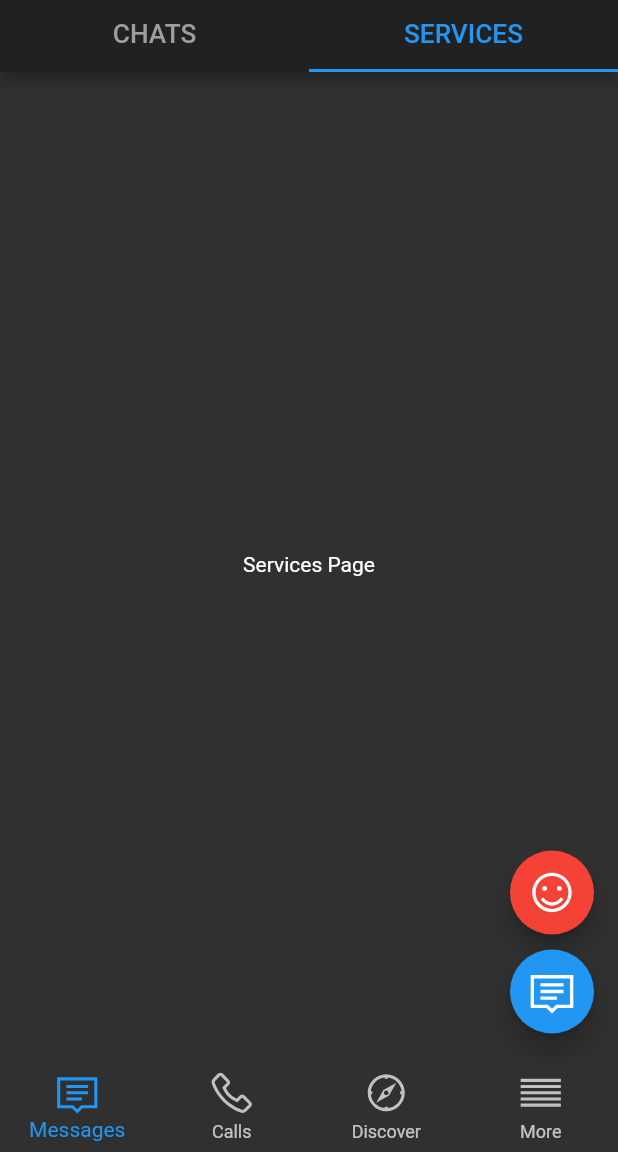
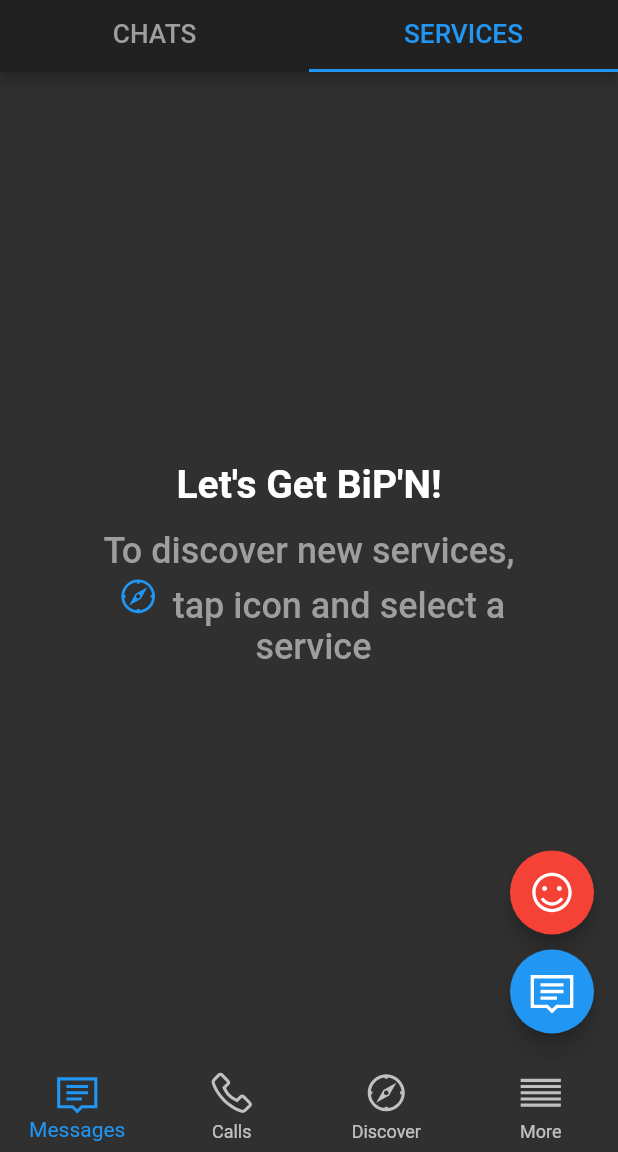
Before and after one commit to kadirbekar/Flutter-UI-Kit, a Flutter app: the screen it shows after launch, tab 2 chosen, on a phone screen of 412 x 824 dp, the part 84-1236 px from its top. Run offline on Flutter 3.47's test engine with Material 2 defaults, Android fonts, the phone set to English and light mode, and no system bars; our stand-ins replace line_awesome_icons.

Commit message:
router generator service added

```diff
--- /dev/null
+++ b/bip_ui/lib/core/constants/route_constants.dart
@@ -0,0 +1,4 @@
+class RouteConstants{
+  static const String HOME = '/';
+  static const String CALLS = '/calls';
+}
--- /dev/null
+++ b/bip_ui/lib/core/services/route_service.dart
@@ -0,0 +1,23 @@
+import 'package:flutter/cupertino.dart';
+import 'package:flutter/material.dart';
+
+import '../../ui/views/calls.dart';
+import '../../ui/views/home_page.dart';
+import '../../ui/views/not_found_page.dart';
+import '../constants/route_constants.dart';
+
+class RouteGeneratorService {
+  static Route<dynamic> generateRoute(RouteSettings settings) {
+    switch (settings.name) {
+      case RouteConstants.HOME:
+        return MaterialPageRoute(builder: (_) => HomePage());
+        break;
+      case RouteConstants.CALLS:
+        return MaterialPageRoute(builder: (_) => Calls());
+        break;
+      default:
+        return MaterialPageRoute(builder: (_) => NotFoundPage());
+        break;
+    }
+  }
+}
--- a/bip_ui/lib/main.dart
+++ b/bip_ui/lib/main.dart
@@ -1,6 +1,6 @@
 import 'package:flutter/material.dart';
 
-import 'ui/views/home_page.dart';
+import 'core/services/route_service.dart';
 
 void main() => runApp(MyApp());
 
@@ -12,7 +12,8 @@ class MyApp extends StatelessWidget {
     return MaterialApp(
       theme: ThemeData.dark(),
       debugShowCheckedModeBanner: false,
-      home: HomePage(),
+      initialRoute: '/',
+      onGenerateRoute: RouteGeneratorService.generateRoute,
     );
   }
 }
--- a/bip_ui/lib/ui/shared/ui_color_helper.dart
+++ b/bip_ui/lib/ui/shared/ui_color_helper.dart
@@ -2,4 +2,6 @@ import 'package:flutter/material.dart';
 
 class UIColorHelper {
   static const TABBAR_COLOR = Colors.blue;
+  static const FAB_SMILE_BACKGROUND = Colors.red;
+  static const FAB_MESSAGE_BACKGROUND = Colors.blue;
 }
--- a/bip_ui/lib/ui/views/chat_page.dart
+++ b/bip_ui/lib/ui/views/chat_page.dart
@@ -18,27 +18,32 @@ class _ChatPageState extends State<ChatPage> {
         child: Column(
           mainAxisAlignment: MainAxisAlignment.center,
           children: <Widget>[
-            Text(
+            title,
+            sizedBox,
+            content,
+          ],
+        ),
+      ),
+    );
+  }
+
+  Widget get sizedBox => SizedBox(
+        height: 15);
+
+  Widget get title => Text(
         "Let's Get BiP'N!",
         style: TextStyle(
-                color: Colors.white,
-                fontSize: 26.0,
-              ),
-            ),
-            SizedBox(
-              height: 15,
-            ),
-            RichText(
+            color: Colors.white, fontSize: 26.0, fontWeight: FontWeight.w700),
+      );
+
+  Widget get content => RichText(
         textAlign: TextAlign.center,
         text: TextSpan(
           style: Theme.of(context).textTheme.bodyText1,
           children: [
             TextSpan(
               text: 'To start a new chat, tap ',
-                    style: TextStyle(
-                      fontSize: 24.0,
-                      color: Colors.grey
-                    ),
+              style: TextStyle(fontSize: 24.0, color: Colors.grey),
             ),
             WidgetSpan(
               child: Padding(
@@ -46,6 +51,7 @@ class _ChatPageState extends State<ChatPage> {
                 child: Icon(
                   LineAwesomeIcons.comment,
                   color: UIColorHelper.TABBAR_COLOR,
+                  size: 30,
                 ),
               ),
             ),
@@ -55,10 +61,5 @@ class _ChatPageState extends State<ChatPage> {
             ),
           ],
         ),
-            ),
-          ],
-        ),
-      ),
       );
 }
-}
--- a/bip_ui/lib/ui/views/home_page.dart
+++ b/bip_ui/lib/ui/views/home_page.dart
@@ -1,9 +1,9 @@
-import 'package:bip_ui/ui/widgets/bottom_nav_bar.dart';
 import 'package:flutter/material.dart';
 import 'package:line_awesome_icons/line_awesome_icons.dart';
 
 import '../shared/ui_color_helper.dart';
 import '../shared/ui_text_helper.dart';
+import '../widgets/bottom_nav_bar.dart';
 import 'chat_page.dart';
 import 'services_page.dart';
 
@@ -13,8 +13,6 @@ class HomePage extends StatefulWidget {
   @override
   _HomePageState createState() => _HomePageState();
 }
-
-int currentIndex = 0;
 
 class _HomePageState extends State<HomePage> {
   @override
@@ -40,28 +38,34 @@ class _HomePageState extends State<HomePage> {
   Widget get fabButtons => Column(
         mainAxisAlignment: MainAxisAlignment.end,
         children: <Widget>[
-          FloatingActionButton(
-            backgroundColor: Colors.red,
+          smileFabButton,
+          SizedBox(
+            height: 10,
+          ),
+          messageFabButton,
+        ],
+      );
+
+  Widget get messageFabButton => FloatingActionButton(
+        heroTag: 'smile',
+        backgroundColor: UIColorHelper.FAB_MESSAGE_BACKGROUND,
+        onPressed: () => print("test"),
+        child: Icon(
+          LineAwesomeIcons.comment,
+          color: Colors.white,
+          size: 35,
+        ),
+      );
+
+  Widget get smileFabButton => FloatingActionButton(
+        heroTag: 'message',
+        backgroundColor: UIColorHelper.FAB_SMILE_BACKGROUND,
         onPressed: () => print("test"),
         child: Icon(
           LineAwesomeIcons.smile_o,
           color: Colors.white,
           size: 35,
         ),
-          ),
-          SizedBox(
-            height: 10,
-          ),
-          FloatingActionButton(
-            backgroundColor: Colors.blue,
-            onPressed: () => print("test"),
-            child: Icon(
-              LineAwesomeIcons.comment,
-              color: Colors.white,
-              size: 35,
-            ),
-          ),
-        ],
       );
 
   Widget get appbar => AppBar(
@@ -93,14 +97,17 @@ class _HomePageState extends State<HomePage> {
             padding: EdgeInsets.only(left: 10),
             child: Image.asset(UITextHelper.APPBAR_LOGO)),
         actions: <Widget>[
-          Padding(
+          searchIcon,
+        ],
+      );
+
+  Widget get searchIcon => Padding(
         padding: EdgeInsets.only(right: 5),
         child: IconButton(
           icon: Icon(
             LineAwesomeIcons.search,
           ),
-                onPressed: () => print("test")),
-          )
-        ],
+          onPressed: () => Navigator.of(context).pushNamed('/calls'),
+        ),
       );
 }
--- a/bip_ui/lib/ui/views/services_page.dart
+++ b/bip_ui/lib/ui/views/services_page.dart
@@ -1,14 +1,65 @@
+import 'package:bip_ui/ui/shared/ui_color_helper.dart';
 import 'package:flutter/material.dart';
+import 'package:line_awesome_icons/line_awesome_icons.dart';
 
-class ServicesPage extends StatelessWidget {
+class ServicesPage extends StatefulWidget {
   const ServicesPage({Key key}) : super(key: key);
 
+  @override
+  _ServicesPageState createState() => _ServicesPageState();
+}
+
+class _ServicesPageState extends State<ServicesPage> {
   @override
   Widget build(BuildContext context) {
     return Scaffold(
       body: Center(
-        child: Text("Services Page"),
+        child: Column(
+          mainAxisAlignment: MainAxisAlignment.center,
+          children: <Widget>[
+            title,
+            sizedBox,
+            content,
+          ],
+        ),
       ),
     );
   }
+
+  Widget get sizedBox => SizedBox(
+        height: 15,
+      );
+
+  Widget get title => Text(
+        "Let's Get BiP'N!",
+        style: TextStyle(
+            color: Colors.white, fontSize: 26.0, fontWeight: FontWeight.w700),
+      );
+
+  Widget get content => RichText(
+        textAlign: TextAlign.center,
+        text: TextSpan(
+          style: Theme.of(context).textTheme.bodyText1,
+          children: [
+            TextSpan(
+              text: 'To discover new services, \n',
+              style: TextStyle(fontSize: 24.0, color: Colors.grey),
+            ),
+            WidgetSpan(
+              child: Padding(
+                padding: EdgeInsets.all(2),
+                child: Icon(
+                  LineAwesomeIcons.compass,
+                  color: UIColorHelper.TABBAR_COLOR,
+                  size: 30,
+                ),
+              ),
+            ),
+            TextSpan(
+              text: ' tap icon and select a \n service',
+              style: TextStyle(fontSize: 24.0, color: Colors.grey),
+            ),
+          ],
+        ),
+      );
 }
--- a/bip_ui/lib/ui/widgets/bottom_nav_bar.dart
+++ b/bip_ui/lib/ui/widgets/bottom_nav_bar.dart
@@ -1,6 +1,12 @@
-import 'package:bip_ui/ui/shared/ui_color_helper.dart';
+
 import 'package:flutter/material.dart';
 import 'package:line_awesome_icons/line_awesome_icons.dart';
+
+import '../shared/ui_color_helper.dart';
+import '../views/calls.dart';
+import '../views/discover_page.dart';
+import '../views/home_page.dart';
+import '../views/more_page.dart';
 
 class MyBottomNavBar extends StatefulWidget {
   MyBottomNavBar({Key key}) : super(key: key);
@@ -9,9 +15,26 @@ class MyBottomNavBar extends StatefulWidget {
   _MyBottomNavBarState createState() => _MyBottomNavBarState();
 }
 
-int currentIndex = 0;
+class _MyBottomNavBarState extends State<MyBottomNavBar> {
+  final double iconSize = 33;
+  int currentIndex = 0;
 
-class _MyBottomNavBarState extends State<MyBottomNavBar> {
+  HomePage homePage;
+  Calls calls;
+  DiscoverPage discoverPage;
+  MorePage morePage;
+  List<Widget> allPages = [];
+
+  @override
+  void initState() {
+    super.initState();
+    homePage = HomePage();
+    calls = Calls();
+    discoverPage = DiscoverPage();
+    morePage = MorePage();
+    allPages = [homePage, calls, discoverPage, morePage];
+  }
+
   @override
   Widget build(BuildContext context) {
     return BottomNavigationBar(
@@ -30,28 +53,28 @@ class _MyBottomNavBarState extends State<MyBottomNavBar> {
           title: Text("Messages"),
           icon: Icon(
             LineAwesomeIcons.comment,
-            size: 33,
+            size: iconSize,
           ),
         ),
         BottomNavigationBarItem(
           title: Text("Calls"),
           icon: Icon(
             LineAwesomeIcons.phone,
-            size: 33,
+            size: iconSize,
           ),
         ),
         BottomNavigationBarItem(
           title: Text("Discover"),
           icon: Icon(
             LineAwesomeIcons.compass,
-            size: 33,
+            size: iconSize,
           ),
         ),
         BottomNavigationBarItem(
           title: Text("More"),
           icon: Icon(
             LineAwesomeIcons.align_justify,
-            size: 33,
+            size: iconSize,
           ),
         ),
       ],
--- a/bip_ui/pubspec.yaml
+++ b/bip_ui/pubspec.yaml
@@ -28,6 +28,7 @@ dependencies:
 
   cupertino_icons: ^0.1.3
   line_awesome_icons: ^1.0.4+2
+  provider: ^4.1.2
 
 dev_dependencies:
   flutter_test:
```
Also changed, not shown: bip_ui/lib/ui/views/calls.dart (added, +27 -0 lines), bip_ui/lib/ui/views/discover_page.dart (added, +30 -0 lines), bip_ui/lib/ui/views/more_page.dart (added, +30 -0 lines), bip_ui/lib/ui/views/not_found_page.dart (added, +17 -0 lines), bip_ui/pubspec.lock. Lines whose indentation alone changed are shown as unchanged.
